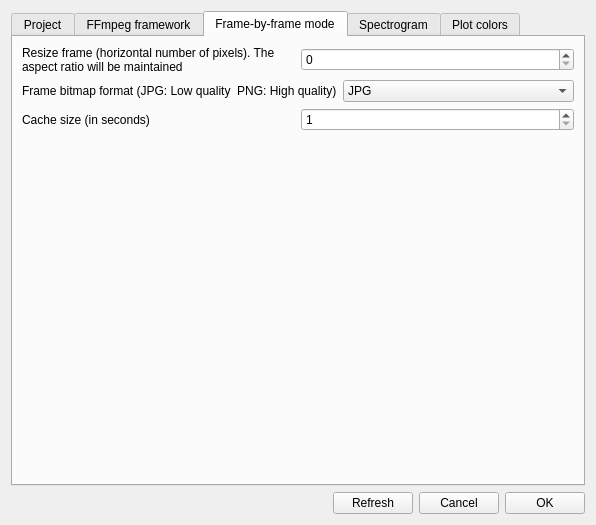
This is src/preferences.ui in olivierfriard/BORIS as Qt 5 draws it before an edit. The edited form follows.
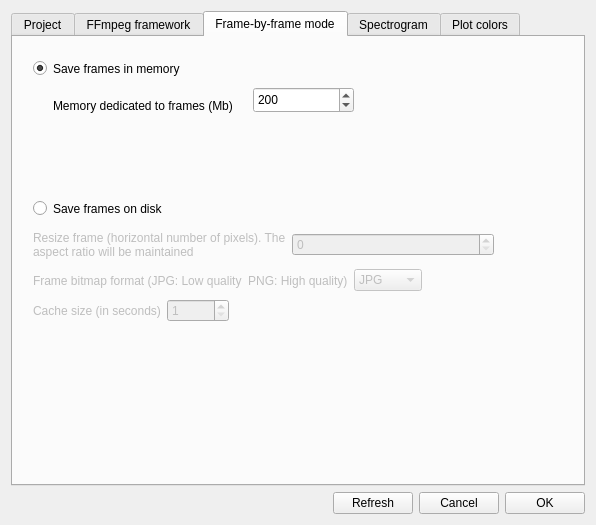
This is the edited form. The open tabs and pages were chosen to show the change.

Commit message: work on saving frames in memory

```diff
--- a/src/preferences.ui
+++ b/src/preferences.ui
@@ -301,11 +301,85 @@
         <attribute name="title">
          <string>Frame-by-frame mode</string>
         </attribute>
-        <layout class="QVBoxLayout" name="verticalLayout_7">
-         <item>
+        <widget class="QRadioButton" name="rb_save_frames_in_mem">
+         <property name="geometry">
+          <rect>
+           <x>20</x>
+           <y>20</y>
+           <width>231</width>
+           <height>23</height>
+          </rect>
+         </property>
+         <property name="text">
+          <string>Save frames in memory</string>
+         </property>
+         <property name="checked">
+          <bool>true</bool>
+         </property>
+        </widget>
+        <widget class="QRadioButton" name="rb_save_frames_on_disk">
+         <property name="geometry">
+          <rect>
+           <x>20</x>
+           <y>160</y>
+           <width>201</width>
+           <height>23</height>
+          </rect>
+         </property>
+         <property name="text">
+          <string>Save frames on disk</string>
+         </property>
+        </widget>
+        <widget class="QLabel" name="lb_memory_frames">
+         <property name="geometry">
+          <rect>
+           <x>40</x>
+           <y>60</y>
+           <width>201</width>
+           <height>17</height>
+          </rect>
+         </property>
+         <property name="text">
+          <string>Memory dedicated to frames (Mb)</string>
+         </property>
+        </widget>
+        <widget class="QSpinBox" name="sb_frames_memory_size">
+         <property name="geometry">
+          <rect>
+           <x>240</x>
+           <y>50</y>
+           <width>101</width>
+           <height>26</height>
+          </rect>
+         </property>
+         <property name="minimum">
+          <number>1</number>
+         </property>
+         <property name="maximum">
+          <number>1000</number>
+         </property>
+         <property name="singleStep">
+          <number>10</number>
+         </property>
+         <property name="value">
+          <number>200</number>
+         </property>
+        </widget>
+        <widget class="QWidget" name="">
+         <property name="geometry">
+          <rect>
+           <x>20</x>
+           <y>190</y>
+           <width>461</width>
+           <height>35</height>
+          </rect>
+         </property>
           <layout class="QHBoxLayout" name="horizontalLayout_5">
            <item>
-            <widget class="QLabel" name="lbResize">
+           <widget class="QLabel" name="lb_resize_frame">
+            <property name="enabled">
+             <bool>false</bool>
+            </property>
              <property name="text">
               <string>Resize frame (horizontal number of pixels). The aspect ratio will be maintained</string>
              </property>
@@ -316,6 +390,9 @@
            </item>
            <item>
             <widget class="QSpinBox" name="sbFrameResize">
+            <property name="enabled">
+             <bool>false</bool>
+            </property>
              <property name="maximum">
               <number>1920</number>
              </property>
@@ -325,13 +402,22 @@
             </widget>
            </item>
           </layout>
-         </item>
-         <item>
-          <layout class="QVBoxLayout" name="verticalLayout_6">
-           <item>
+        </widget>
+        <widget class="QWidget" name="">
+         <property name="geometry">
+          <rect>
+           <x>20</x>
+           <y>230</y>
+           <width>389</width>
+           <height>27</height>
+          </rect>
+         </property>
             <layout class="QHBoxLayout" name="horizontalLayout_8">
              <item>
-              <widget class="QLabel" name="label_9">
+           <widget class="QLabel" name="lb_bitmap_quality">
+            <property name="enabled">
+             <bool>false</bool>
+            </property>
                <property name="text">
                 <string>Frame bitmap format (JPG: Low quality  PNG: High quality)</string>
                </property>
@@ -339,6 +425,9 @@
              </item>
              <item>
               <widget class="QComboBox" name="cbFrameBitmapFormat">
+            <property name="enabled">
+             <bool>false</bool>
+            </property>
                <item>
                 <property name="text">
                  <string>JPG</string>
@@ -352,11 +441,22 @@
               </widget>
              </item>
             </layout>
-           </item>
-           <item>
+        </widget>
+        <widget class="QWidget" name="">
+         <property name="geometry">
+          <rect>
+           <x>20</x>
+           <y>260</y>
+           <width>196</width>
+           <height>28</height>
+          </rect>
+         </property>
             <layout class="QHBoxLayout" name="horizontalLayout_9">
              <item>
-              <widget class="QLabel" name="label_11">
+           <widget class="QLabel" name="lb_cache_size">
+            <property name="enabled">
+             <bool>false</bool>
+            </property>
                <property name="text">
                 <string>Cache size (in seconds)</string>
                </property>
@@ -364,6 +464,9 @@
              </item>
              <item>
               <widget class="QSpinBox" name="sb_fbf_cache_size">
+            <property name="enabled">
+             <bool>false</bool>
+            </property>
                <property name="minimum">
                 <number>1</number>
                </property>
@@ -373,23 +476,7 @@
               </widget>
              </item>
             </layout>
-           </item>
-           <item>
-            <spacer name="verticalSpacer_2">
-             <property name="orientation">
-              <enum>Qt::Vertical</enum>
-             </property>
-             <property name="sizeHint" stdset="0">
-              <size>
-               <width>20</width>
-               <height>40</height>
-              </size>
-             </property>
-            </spacer>
-           </item>
-          </layout>
-         </item>
-        </layout>
+        </widget>
        </widget>
        <widget class="QWidget" name="tab_4">
         <attribute name="title">
```
Left out of the diff: 2 changed lines with no effect on the pictures. Lines whose indentation alone changed are shown as unchanged. The commit also changes 5 other files.
